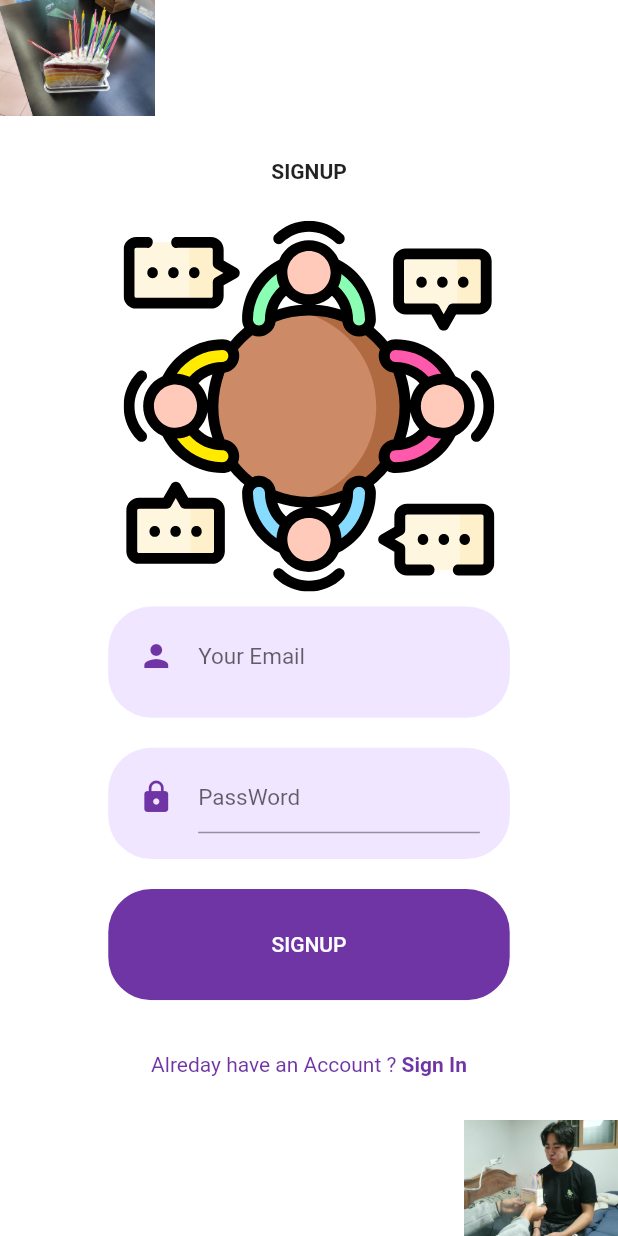
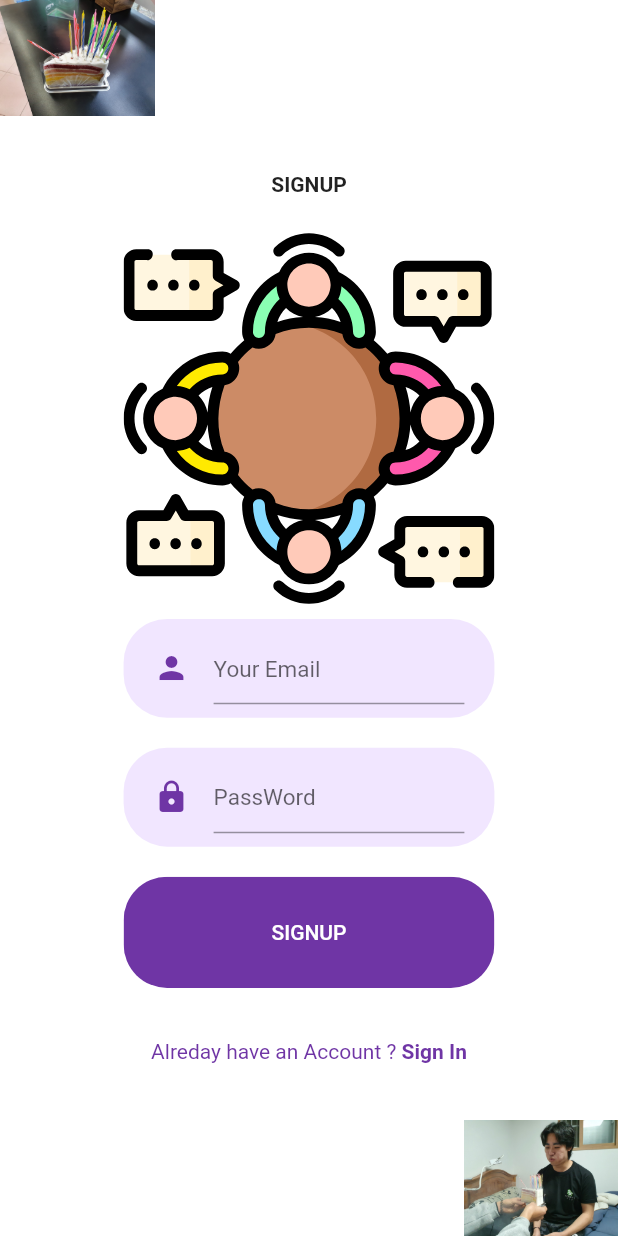
Before and after one commit to HALEEGO/main, a Flutter app: the SignUpScreen screen opened directly, on a phone screen of 412 x 824 dp. Run offline on Flutter 3.47's test engine with Material 2 defaults, Android fonts, the phone set to English and light mode, and no system bars; our stand-ins replace flutter_secure_storage, flutter_svg, table_calendar; accounts and stored records are empty; network calls fail.

Commit message:
chore : 버튼 크기, 밑줄 없애기 제거
rounded_button, input field의 크기 소폭 하향

```diff
--- a/lib/components/rounded_button.dart
+++ b/lib/components/rounded_button.dart
@@ -18,7 +18,7 @@ class RoundedButton extends StatelessWidget {
     Size size = MediaQuery.of(context).size;
     return Container(
       margin: EdgeInsets.symmetric(vertical: 10),
-      width: size.width * 0.65,
+      width: size.width * 0.6,
       height: size.height * 0.09,
       child: ClipRRect(
         borderRadius: BorderRadius.circular(29),
--- a/lib/components/rounded_input_field.dart
+++ b/lib/components/rounded_input_field.dart
@@ -25,7 +25,6 @@ class RoundedInputField extends StatelessWidget {
             color: kPrimaryColor,
           ),
           hintText: hintText,
-          border: InputBorder.none,
         ),
       ),
     );
--- a/lib/components/text_field_container.dart
+++ b/lib/components/text_field_container.dart
@@ -14,8 +14,8 @@ class TextFieldContainer extends StatelessWidget {
     return Container(
       margin: EdgeInsets.symmetric(vertical: 10),
       padding: EdgeInsets.symmetric(horizontal: 20, vertical: 9),
-      width: size.width * 0.65,
-      height: size.height * 0.09,
+      width: size.width * 0.6,
+      height: size.height * 0.08,
       decoration: BoxDecoration(
         color: kPrimaryLightColor,
         borderRadius: BorderRadius.circular(29),
```
